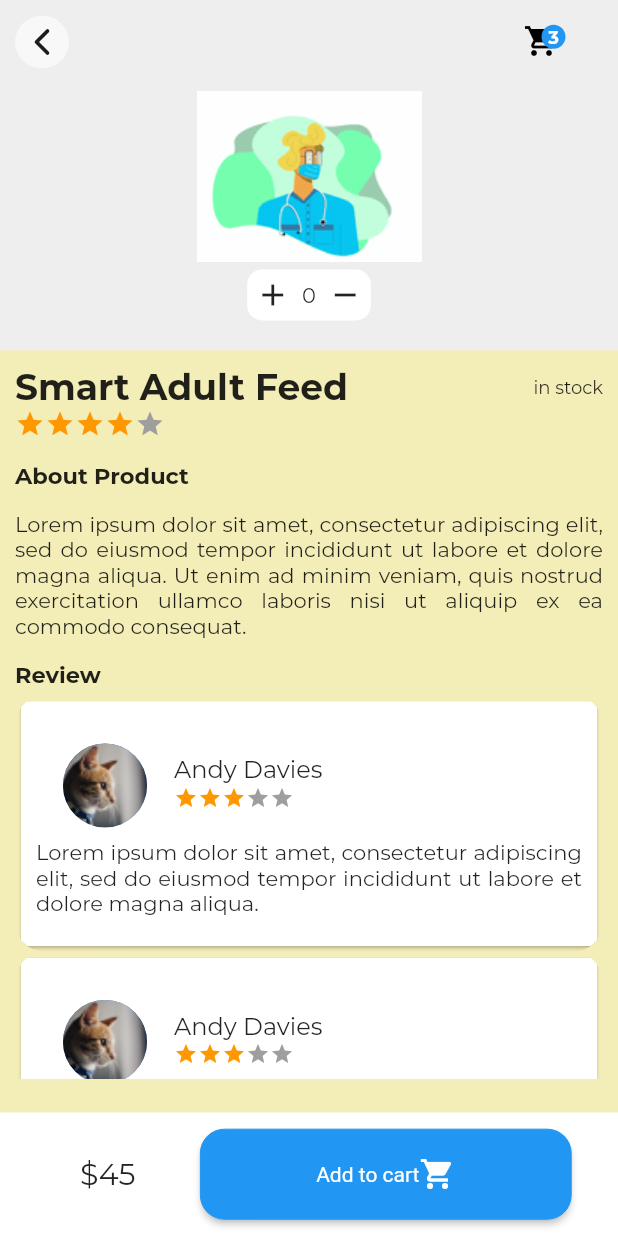
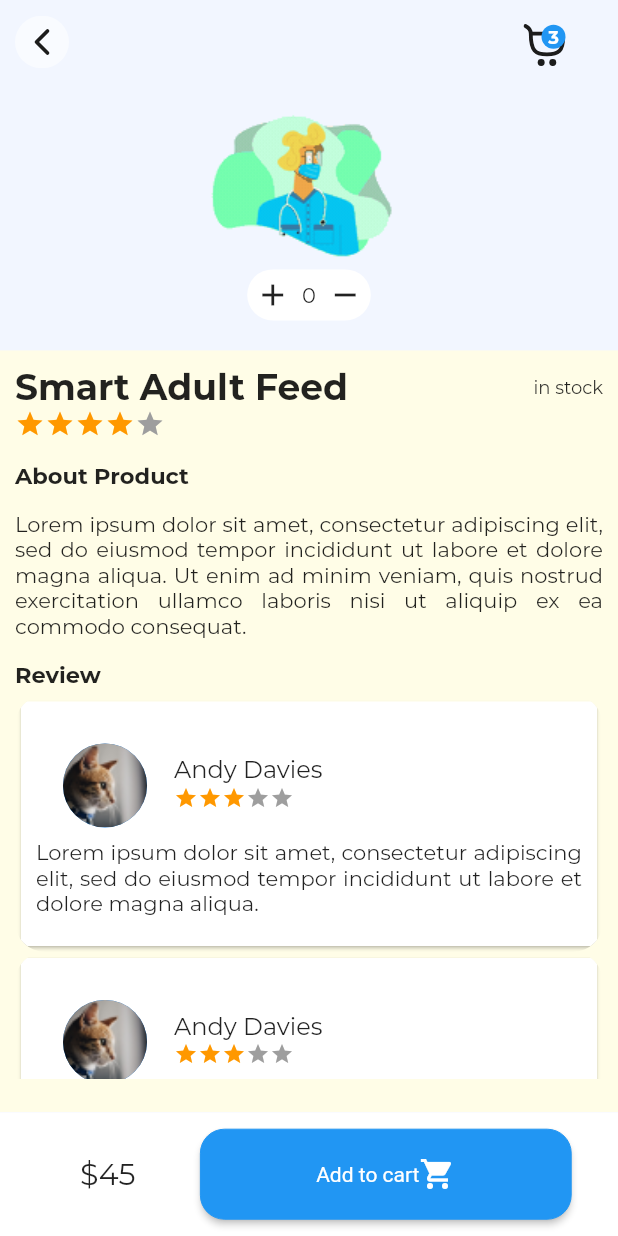
Before and after one commit to naztechnation/Petnity, a Flutter app: the screen it shows after launch, item 3 of the bottom bar chosen, after a tap on "item name", on a phone screen of 412 x 824 dp. Run offline on Flutter 3.47's test engine with Material 2 defaults, Android fonts, the phone set to English and light mode, and no system bars; our stand-ins replace equatable, flutter_bloc, flutter_svg, fluttertoast, geocoding, geolocator and 4 more; project files that could hold a hidden picture were left out.

Commit message:
corrections on already existing pages

```diff
--- a/analysis_options.yaml
+++ b/analysis_options.yaml
@@ -7,7 +7,6 @@
 
 # The following line activates a set of recommended lints for Flutter apps,
 # packages, and plugins designed to encourage good coding practices.
-include: package:flutter_lints/flutter.yaml
 
 linter:
   # The lint rules applied to this project can be customized in the
--- a/lib/res/app_images.dart
+++ b/lib/res/app_images.dart
@@ -55,6 +55,7 @@ class AppImages {
   static const time = '${_svgBaseUrl}time.svg';
   static const bell = '${_svgBaseUrl}bell.svg';
   static const note = '${_svgBaseUrl}note.svg';
+  static const cartIcon = '${_svgBaseUrl}cart_icon.svg';
 
   ///Gif images
   static const _gifBaseUrl = '${_baseUrl}gifs/';
--- a/lib/ui/landing_page/landing_screen.dart
+++ b/lib/ui/landing_page/landing_screen.dart
@@ -75,7 +75,7 @@ class _LandingScreenState extends State<LandingScreen> {
         child: _widgetOptions.elementAt(_selectedIndex),
       ),
       bottomNavigationBar: SizedBox(
-        height: 68,
+        height: 88,
         child: BottomNavigationBar(
           type: BottomNavigationBarType.fixed,
           items: const <BottomNavigationBarItem>[
--- a/lib/ui/landing_page/services/service_provider_profile.dart
+++ b/lib/ui/landing_page/services/service_provider_profile.dart
@@ -41,7 +41,7 @@ class ServiceProviderProfile extends StatelessWidget {
                   height: (Platform.isAndroid) ? 30 : 0)),
                 Container(
                   color: AppColors.cardColor ,
-                  padding: const EdgeInsets.only(bottom: 20),
+                  padding: const EdgeInsets.only(bottom: 20, top: 30),
                   child: Row(
                     children: [
                       backButton(context),
--- a/lib/ui/landing_page/services/widgets/contact_bottom.dart
+++ b/lib/ui/landing_page/services/widgets/contact_bottom.dart
@@ -39,6 +39,8 @@ class _ContactBottomState extends State<ContactBottom> {
                     color: Colors.black,
                   ),
                   Switch.adaptive(
+                    activeColor: AppColors.lightSecondary,
+
       value: _value,
       onChanged: (newValue) => setState(() => _value = newValue),
     ),
--- a/lib/ui/landing_page/shop_screen/product_detail_screen.dart
+++ b/lib/ui/landing_page/shop_screen/product_detail_screen.dart
@@ -21,7 +21,7 @@ class _ProductDetailScreenState extends State<ProductDetailScreen> {
   @override
   Widget build(BuildContext context) {
     return Scaffold(
-      backgroundColor: AppColors.lightBackground,
+      backgroundColor: Color(0xFFF2F6FF),
       bottomNavigationBar: Container(
         color: Colors.white,
         height: screenSize(context).height * .1,
@@ -71,7 +71,7 @@ class _ProductDetailScreenState extends State<ProductDetailScreen> {
           Container(
             padding: const EdgeInsets.symmetric(horizontal: 15, vertical: 5),
             child: NotificationIcon(
-                icon: Icon(Icons.shopping_cart), nun_of_notifications: 3),
+                icon: ImageView.svg(AppImages.cartIcon, width: 30,), nun_of_notifications: 3),
           ),
           Container(
             width: 20,
@@ -80,6 +80,7 @@ class _ProductDetailScreenState extends State<ProductDetailScreen> {
       ),
       body: Container(
         height: screenSize(context).height * .9,
+        child: SingleChildScrollView(
           child: Column(
             children: [
               Container(
@@ -96,7 +97,7 @@ class _ProductDetailScreenState extends State<ProductDetailScreen> {
               Container(
                 width: screenSize(context).width * .2,
                 decoration: BoxDecoration(
-                  color: Colors.white, borderRadius: BorderRadius.circular(10)),
+                    color: Colors.white, borderRadius: BorderRadius.circular(30)),
                 padding: EdgeInsets.all(5),
                 child: Row(
                   mainAxisAlignment: MainAxisAlignment.spaceBetween,
@@ -129,7 +130,7 @@ class _ProductDetailScreenState extends State<ProductDetailScreen> {
               ),
               Container(
                 height: screenSize(context).height * .618,
-              color: Colors.yellow.withOpacity(0.3),
+                color: Colors.yellow.shade50,
                 padding: EdgeInsets.all(10),
                 child: Column(children: [
                   Row(
@@ -176,6 +177,7 @@ class _ProductDetailScreenState extends State<ProductDetailScreen> {
                   Container(
                     height: screenSize(context).height * .31,
                     child: ListView.builder(
+                        physics: const NeverScrollableScrollPhysics(),
                         itemCount: 5,
                         itemBuilder: (context, index) {
                           return ReviewWidget();
@@ -186,6 +188,7 @@ class _ProductDetailScreenState extends State<ProductDetailScreen> {
             ],
           ),
         ),
+      ),
     );
   }
 }
--- a/lib/ui/landing_page/shop_screen/shop_screen.dart
+++ b/lib/ui/landing_page/shop_screen/shop_screen.dart
@@ -2,17 +2,14 @@ import 'package:flutter/material.dart';
 import 'package:flutter_staggered_grid_view/flutter_staggered_grid_view.dart';
 import 'package:petnity/res/app_colors.dart';
 import 'package:petnity/res/app_constants.dart';
-import 'package:petnity/res/app_strings.dart';
 import 'package:petnity/ui/landing_page/shop_screen/product_detail_screen.dart';
-import 'package:petnity/ui/landing_page/widgets/custom_drawer.dart';
-import 'package:petnity/ui/widgets/image_view.dart';
 
 import 'package:petnity/ui/landing_page/widgets/search_widget.dart';
 
 import 'package:petnity/ui/landing_page/widgets/rating_widget.dart';
 
-import '../../../res/app_images.dart';
-import '../homepage.dart';
+import '../../widgets/filter_search_section.dart';
+
 
 class ShopScreen extends StatelessWidget {
   @override
@@ -23,12 +20,13 @@ class ShopScreen extends StatelessWidget {
         height: screenSize(context).height * .9,
         width: screenSize(context).width,
         padding: EdgeInsets.symmetric(horizontal: 15),
+        child: SingleChildScrollView(
           child: Column(
             crossAxisAlignment: CrossAxisAlignment.start,
             children: [
               Container(
-              margin: EdgeInsets.symmetric(horizontal: 20),
-              child: Search('Search Products'),
+                margin: EdgeInsets.symmetric(horizontal: 10),
+                child:  FilterSearchView(showFilter: false,),
               ),
               SizedBox(
                 height: 10,
@@ -36,8 +34,10 @@ class ShopScreen extends StatelessWidget {
               Text('All Products'),
               Container(
                 margin: EdgeInsets.all(12),
-              height: screenSize(context).height * .69,
+                child: Expanded(
                   child: StaggeredGridView.countBuilder(
+                    physics: const NeverScrollableScrollPhysics(),
+                    shrinkWrap: true,
                       crossAxisCount: 2,
                       crossAxisSpacing: 10,
                       mainAxisSpacing: 1,
@@ -83,7 +83,9 @@ class ShopScreen extends StatelessWidget {
                         return StaggeredTile.count(1, index.isEven ? 1.45 : 1.6);
                       }),
                 ),
+              ),
             ],
+          ),
         ),
       ),
     );
--- a/lib/ui/location/set_location_screen.dart
+++ b/lib/ui/location/set_location_screen.dart
@@ -50,8 +50,9 @@ class _SetLocationScreenState extends State<SetLocationScreen> {
             const MapViews(),
             Container(height: screenSize(context).height,width: screenSize(context).width,color: Colors.black12,),
             Positioned(
-              top: 30,
+              top: 10,
               left: 10,
+              child: SafeArea(
                 child: Row(
                         children: [
                 backButton(context),
@@ -68,6 +69,7 @@ class _SetLocationScreenState extends State<SetLocationScreen> {
                   color: Colors.black,
                 ),
                         ],
+                      ),
               ),
             ),
           ],
```
Also changed, not shown: assets/images/gifs/doctor_pet.gif, assets/images/svgs/cart_icon.svg (added), 3 other files. Lines whose indentation alone changed are shown as unchanged.
